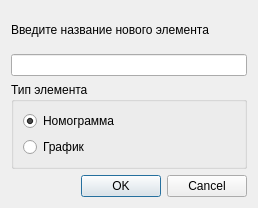
Ivanestver/NomogrammsCalculator, file db_editor/choose_item_type_dlg.ui: the form before one commit.
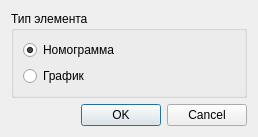
The form after the commit.

```diff
--- a/db_editor/choose_item_type_dlg.ui
+++ b/db_editor/choose_item_type_dlg.ui
@@ -7,23 +7,13 @@
     <x>0</x>
     <y>0</y>
     <width>258</width>
-    <height>208</height>
+    <height>124</height>
    </rect>
   </property>
   <property name="windowTitle">
    <string>Dialog</string>
   </property>
   <layout class="QVBoxLayout" name="verticalLayout_2">
-   <item>
-    <widget class="QLabel" name="label">
-     <property name="text">
-      <string>Введите название нового элемента</string>
-     </property>
-    </widget>
-   </item>
-   <item>
-    <widget class="QLineEdit" name="lineEdit"/>
-   </item>
    <item>
     <widget class="QGroupBox" name="groupBox">
      <property name="title">
```
